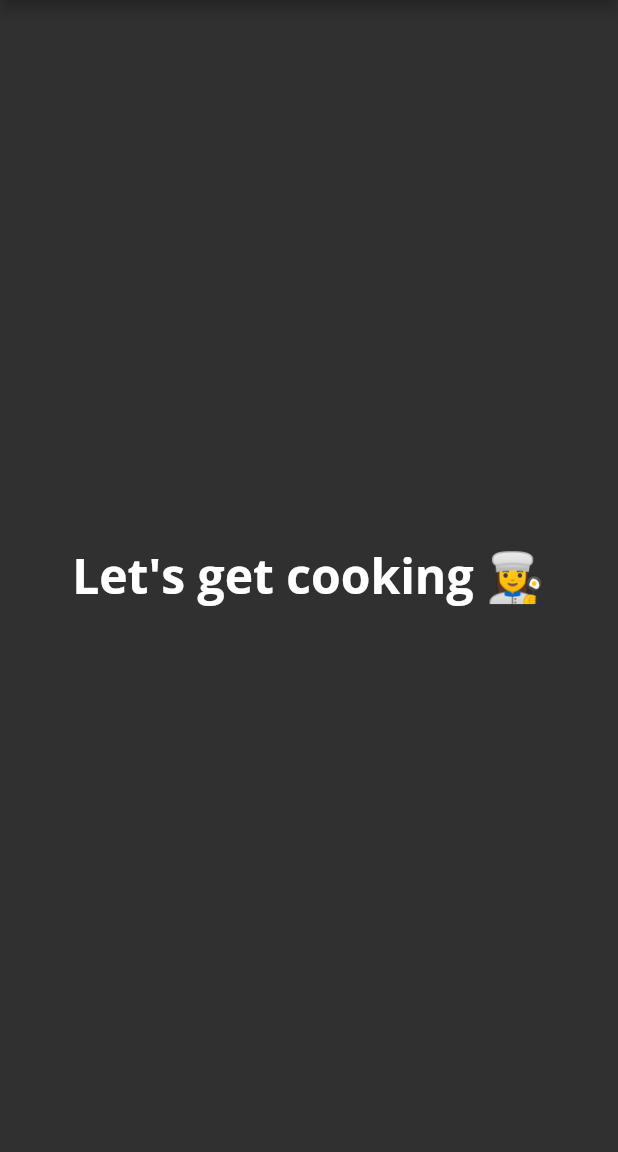
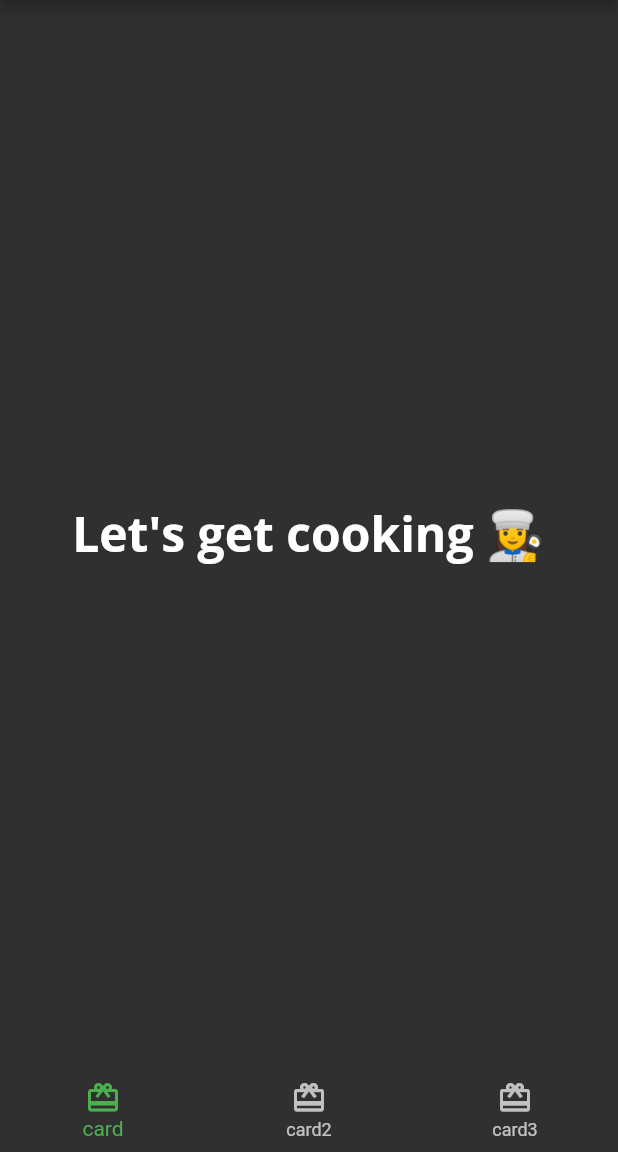
Before and after one commit to DittoGod/fooderlich, a Flutter app: the screen it shows after launch, on a phone screen of 412 x 824 dp, the part 84-1236 px from its top. Run offline on Flutter 3.47's test engine with Material 2 defaults, Android fonts, the phone set to English and light mode, and no system bars; our stand-ins replace google_fonts.

Commit message:
updated main.dart and created home.dart

```diff
--- /dev/null
+++ b/app/fooderlich/lib/home.dart
@@ -0,0 +1,50 @@
+import 'package:flutter/material.dart';
+
+// 1
+class Home extends StatefulWidget {
+  Home({Key? key}) : super(key: key);
+
+  @override
+  _HomeState createState() => _HomeState();
+}
+
+class _HomeState extends State<Home> {
+  // TODO: Add state variables and functions.
+  @override
+  Widget build(BuildContext context) {
+    return Scaffold(
+      appBar: AppBar(
+        title: Text(
+          'Fooderlich',
+          style: Theme.of(context).textTheme.headline6,
+        ),
+      ),
+      // TODO: Show selected tab.
+      body: Center(
+        child: Text(
+          'Let\'s get cooking 👩‍🍳',
+          style: Theme.of(context).textTheme.headline1,
+        ),
+      ),
+      bottomNavigationBar: BottomNavigationBar(
+        selectedItemColor: Theme.of(context).textSelectionTheme.selectionColor,
+        // TODO: Set selected tab bar.
+        // 6
+        items: <BottomNavigationBarItem>[
+          const BottomNavigationBarItem(
+            icon: Icon(Icons.card_giftcard),
+            label: 'card',
+          ),
+          const BottomNavigationBarItem(
+            icon: Icon(Icons.card_giftcard),
+            label: 'card2',
+          ),
+          const BottomNavigationBarItem(
+            icon: Icon(Icons.card_giftcard),
+            label: 'card3',
+          ),
+        ],
+      ),
+    );
+  }
+}
--- a/app/fooderlich/lib/main.dart
+++ b/app/fooderlich/lib/main.dart
@@ -1,5 +1,6 @@
 import 'package:flutter/material.dart';
 import 'fooderlich_theme.dart';
+import 'home.dart';
 
 void main() {
   // 1
@@ -18,20 +19,7 @@ class Fooderlich extends StatelessWidget {
       theme: theme,
       title: 'Fooderlich',
       // 4
-      home: Scaffold(
-        // TODO: Style the title
-        appBar: AppBar(
-            title: Text(
-          'Fooderlich',
-          style: theme.textTheme.headline6,
-        )),
-        // TODO: Style the body text
-        body: Center(
-            child: Text(
-          'Let\'s get cooking 👩‍🍳',
-          style: theme.textTheme.headline1,
-        )),
-      ),
+      home: Home(),
     );
   }
 }
```
